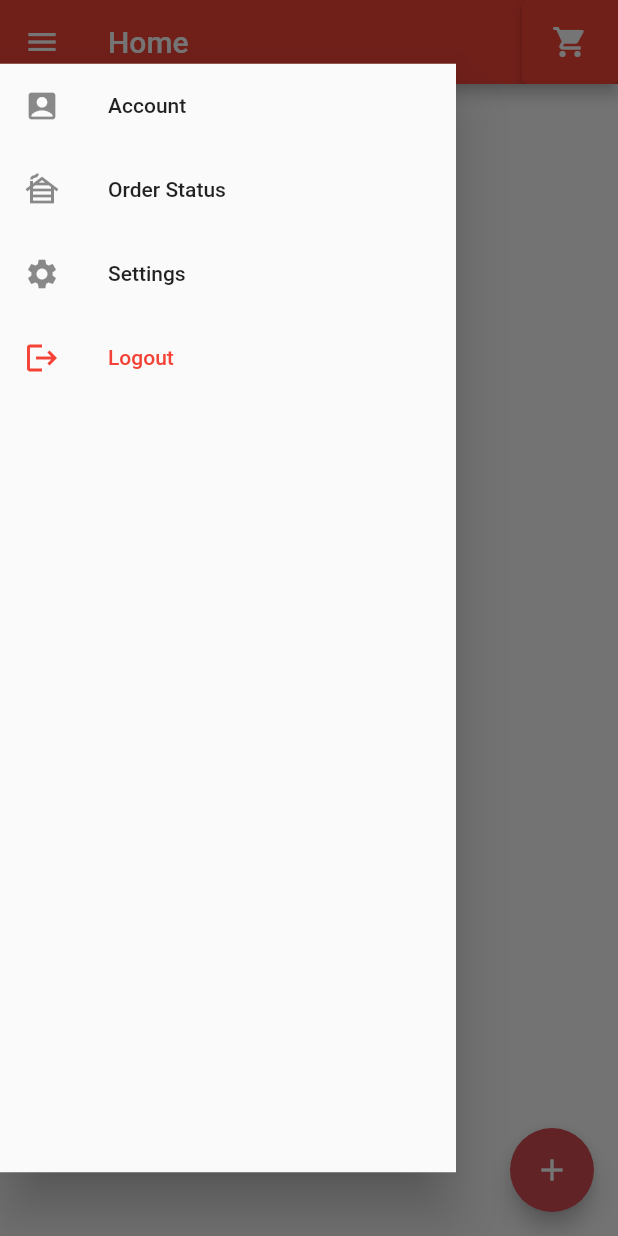
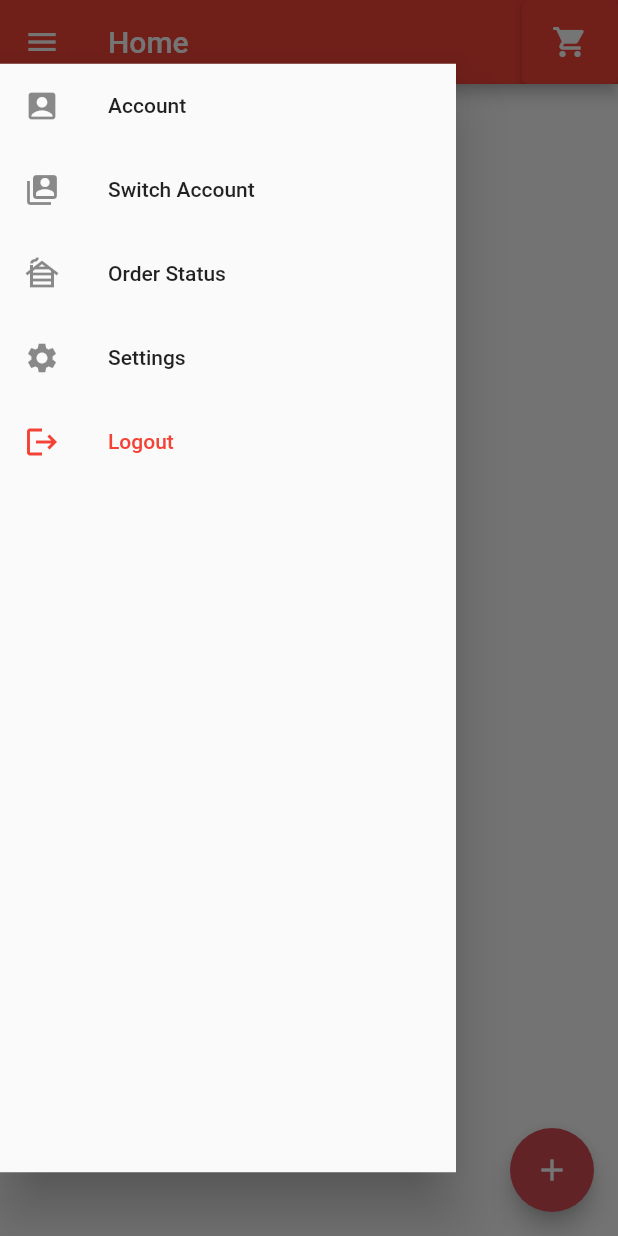
Before and after one commit to Asmit11/FoodKhana, a Flutter app: the ManagerDashboard screen opened by its route, with the side drawer open, on a phone screen of 412 x 824 dp. Run offline on Flutter 3.47's test engine with Material 2 defaults, Android fonts, the phone set to English and light mode, and no system bars; our stand-ins replace cloud_firestore, firebase_auth, firebase_core, firebase_storage, flutter_local_notifications; accounts and stored records are empty; network calls fail.

Commit message:
changes in product model and dashboard

```diff
--- a/lib/main.dart
+++ b/lib/main.dart
@@ -5,6 +5,7 @@ import 'package:foodkhana/screens/DashBoardScreen.dart';
 import 'package:foodkhana/screens/ForgetScreen.dart';
 import 'package:foodkhana/screens/LoginScreen.dart';
 import 'package:foodkhana/screens/ManagerDashboard.dart';
+import 'package:foodkhana/screens/ManagerLoginScreen.dart';
 import 'package:foodkhana/screens/OrderStatusPage.dart';
 import 'package:foodkhana/screens/SpecialRequest.dart';
 import 'package:foodkhana/services/local_notification_service.dart';
@@ -47,7 +48,7 @@ class MyApp extends StatelessWidget {
       theme: ThemeData(
         primarySwatch: Colors.red,
       ), //m
-      initialRoute: "/register",
+      initialRoute: "/managerlogin",
       routes: {
         "/login": (context) => LoginScreen(),
         "/register": (context) => RegisterScreen(),
@@ -58,6 +59,8 @@ class MyApp extends StatelessWidget {
         "/addtocart": (context) => AddToCart(),
         "/managerdashboard": (context) => ManagerDashboard(),
         "/specialrequest": (context) => SpecialRequest(),
+        "/managerlogin": (context) => ManagerLoginScreen(),
+
 
 
 
--- a/lib/models/ProductModel.dart
+++ b/lib/models/ProductModel.dart
@@ -1,6 +1,8 @@
 // To parse this JSON data, do
 //
 //     final productModel = productModelFromJson(jsonString);
+
+
 
 import 'dart:convert';
 
@@ -11,47 +13,31 @@ ProductModel productModelFromJson(String str) => ProductModel.fromJson(json.deco
 String productModelToJson(ProductModel data) => json.encode(data.toJson());
 
 class ProductModel {
-  final String? username;
-  final String? email;
-  final String? address;
-  final int? phone;
-  final String? gender;
-  final String? name;
-  final String? description;
+  String? name;
+  double? description;
+  String? id;
 
   ProductModel({
-    required this.username,
-    required this.email,
-    required this.address,
-    required this.phone,
-    required this.gender,
-    required this.name,
-    required this.description,
+    this.name,
+    this.id,
+    this.description,
   });
 
   factory ProductModel.fromJson(Map<String, dynamic> json) => ProductModel(
-      username: json["username"],
-      email: json["email"],
-      address: json["address"],
-      phone: json["phone"],
-      gender: json["gender"],
-      name: json["name"],
-      description: json["description"]
+    name: json["name"],
+    description: json["description"]?.toDouble(),
+    id: json["id"],
   );
 
   factory ProductModel.fromFirebaseSnapshot(DocumentSnapshot doc){
-    final data = doc.data() as Map<String, dynamic>;
-    data["id"]=doc.id;
+    final data = doc.data()! as Map<String, dynamic>;
+    data["id"] = doc.id;
     return ProductModel.fromJson(data);
   }
 
   Map<String, dynamic> toJson() => {
-    "username": username,
-    "email": email,
-    "address": address,
-    "phone": phone,
-    "gender": gender,
+    "id": id,
     "name": name,
-    "description": description
+    "description": description,
   };
 }
--- a/lib/screens/ManagerDashboard.dart
+++ b/lib/screens/ManagerDashboard.dart
@@ -14,53 +14,53 @@ class ManagerDashboard extends StatefulWidget {
 }
 
 class _ManagerDashboardState extends State<ManagerDashboard> {
-  final FirebaseAuth _auth = FirebaseAuth.instance;
-  final TextEditingController _nameController = TextEditingController();
-  final TextEditingController _descriptionController = TextEditingController();
+//   final FirebaseAuth _auth = FirebaseAuth.instance;
+//   final TextEditingController _nameController = TextEditingController();
+//   final TextEditingController _descriptionController = TextEditingController();
 
-  Future<void> fetchDataFromViewModel() async {
-    try {
-      final productViewModel =
-      Provider.of<ProductViewModel>(context, listen: false);
-      await productViewModel.fetchData();
-    } catch (e) {
-      ScaffoldMessenger.of(context)
-          .showSnackBar(SnackBar(content: Text(e.toString())));
-    }
-  }
+  // Future<void> fetchDataFromViewModel() async {
+  //   try {
+  //     final productViewModel =
+  //     Provider.of<ProductViewModel>(context, listen: false);
+  //     await productViewModel.fetchData();
+  //   } catch (e) {
+  //     ScaffoldMessenger.of(context)
+  //         .showSnackBar(SnackBar(content: Text(e.toString())));
+  //   }
+  // }
 
-  @override
-  void initState() {
-    super.initState();
-    WidgetsBinding.instance?.addPostFrameCallback((timeStamp) {
-      fetchDataFromViewModel();
-    });
-  }
-
-  Widget categoriesContainer({required String image, required String name}) {
-    return Column(
-      children: [
-        Container(
-          margin: EdgeInsets.only(left: 20),
-          height: 60,
-          width: 60,
-          decoration: BoxDecoration(
-            image: DecorationImage(image: NetworkImage(image)),
-            color: Colors.grey,
-            borderRadius: BorderRadius.circular(10),
-          ),
-        ),
-        SizedBox(height: 10),
-        Text(
-          name,
-          style: TextStyle(
-            fontSize: 18,
-            color: Colors.black,
-          ),
-        )
-      ],
-    );
-  }
+  // @override
+  // void initState() {
+  //   super.initState();
+  //   WidgetsBinding.instance?.addPostFrameCallback((timeStamp) {
+  //     fetchDataFromViewModel();
+  //   });
+  // }
+  //
+  // Widget categoriesContainer({required String image, required String name}) {
+  //   return Column(
+  //     children: [
+  //       Container(
+  //         margin: EdgeInsets.only(left: 20),
+  //         height: 60,
+  //         width: 60,
+  //         decoration: BoxDecoration(
+  //           image: DecorationImage(image: NetworkImage(image)),
+  //           color: Colors.grey,
+  //           borderRadius: BorderRadius.circular(10),
+  //         ),
+  //       ),
+  //       SizedBox(height: 10),
+  //       Text(
+  //         name,
+  //         style: TextStyle(
+  //           fontSize: 18,
+  //           color: Colors.black,
+  //         ),
+  //       )
+  //     ],
+  //   );
+  // }
   // void signOut() async {
   //   try {
   //     await _auth.signOut();
@@ -74,57 +74,57 @@ class _ManagerDashboardState extends State<ManagerDashboard> {
   //   }
   // }
 
-  Future<void> deleteProduct(String id) async {
-    try {
-      await ProductRepository().deleteProduct(id);
-      fetchDataFromViewModel();
-      ScaffoldMessenger.of(context)
-          .showSnackBar(SnackBar(content: Text("Deleted")));
-    } catch (e) {
-      ScaffoldMessenger.of(context)
-          .showSnackBar(SnackBar(content: Text(e.toString())));
-    }
-  }
-
-  void _showDialog(String id) {
-    showDialog(
-      context: context,
-      builder: (context) => AlertDialog(
-        title: Text("Are you sure you want to delete?"),
-        actions: [
-          ElevatedButton(
-            onPressed: () {
-              Navigator.of(context).pop();
-              deleteProduct(id);
-            },
-            child: Text("Delete"),
-          ),
-          ElevatedButton(
-            onPressed: () {
-              Navigator.of(context).pop();
-            },
-            child: Text("Cancel"),
-          ),
-        ],
-      ),
-    );
-  }
-
-  Future<void> addItem() async {
-    try {
-      final String name = _nameController.text.trim();
-      final String description = _descriptionController.text.trim();
-      await ProductRepository().addProduct(name, description);
-      fetchDataFromViewModel();
-      _nameController.clear();
-      _descriptionController.clear();
-      ScaffoldMessenger.of(context)
-          .showSnackBar(SnackBar(content: Text("Item added successfully")));
-    } catch (e) {
-      ScaffoldMessenger.of(context)
-          .showSnackBar(SnackBar(content: Text(e.toString())));
-    }
-  }
+  // Future<void> deleteProduct(String id) async {
+  //   try {
+  //     await ProductRepository().deleteProduct(id);
+  //     fetchDataFromViewModel();
+  //     ScaffoldMessenger.of(context)
+  //         .showSnackBar(SnackBar(content: Text("Deleted")));
+  //   } catch (e) {
+  //     ScaffoldMessenger.of(context)
+  //         .showSnackBar(SnackBar(content: Text(e.toString())));
+  //   }
+  // }
+  //
+  // void _showDialog(String id) {
+  //   showDialog(
+  //     context: context,
+  //     builder: (context) => AlertDialog(
+  //       title: Text("Are you sure you want to delete?"),
+  //       actions: [
+  //         ElevatedButton(
+  //           onPressed: () {
+  //             Navigator.of(context).pop();
+  //             deleteProduct(id);
+  //           },
+  //           child: Text("Delete"),
+  //         ),
+  //         ElevatedButton(
+  //           onPressed: () {
+  //             Navigator.of(context).pop();
+  //           },
+  //           child: Text("Cancel"),
+  //         ),
+  //       ],
+  //     ),
+  //   );
+  // }
+  //
+  // Future<void> addItem() async {
+  //   try {
+  //     final String name = _nameController.text.trim();
+  //     final String description = _descriptionController.text.trim();
+  //     await ProductRepository().addProduct(name, description);
+  //     fetchDataFromViewModel();
+  //     _nameController.clear();
+  //     _descriptionController.clear();
+  //     ScaffoldMessenger.of(context)
+  //         .showSnackBar(SnackBar(content: Text("Item added successfully")));
+  //   } catch (e) {
+  //     ScaffoldMessenger.of(context)
+  //         .showSnackBar(SnackBar(content: Text(e.toString())));
+  //   }
+  // }
 
   @override
   Widget build(BuildContext context) {
@@ -145,6 +145,14 @@ class _ManagerDashboardState extends State<ManagerDashboard> {
                           leading: Icon(Icons.account_box),
                           onTap:(){
                             Navigator.of(context).pushNamed("/viewprofile");
+                          } ,
+                        ),
+
+                        ListTile(
+                          title: Text('Switch Account'),
+                          leading: Icon(Icons.switch_account),
+                          onTap:(){
+                            Navigator.of(context).pushNamed("/dashboard");
                           } ,
                         ),
 
@@ -212,13 +220,13 @@ class _ManagerDashboardState extends State<ManagerDashboard> {
                           mainAxisSize: MainAxisSize.min,
                           children: [
                             TextField(
-                              controller: _nameController,
+                              // controller: _nameController,
                               decoration: InputDecoration(
                                 labelText: 'Name',
                               ),
                             ),
                             TextField(
-                              controller: _descriptionController,
+                              // controller: _descriptionController,
                               decoration: InputDecoration(
                                 labelText: 'Description',
                               ),
@@ -229,7 +237,7 @@ class _ManagerDashboardState extends State<ManagerDashboard> {
                           ElevatedButton(
                             onPressed: () {
                               Navigator.of(context).pop();
-                              addItem();
+                              // addItem();
                             },
                             child: Text('Add'),
                           ),
@@ -246,60 +254,60 @@ class _ManagerDashboardState extends State<ManagerDashboard> {
               child: Icon(Icons.add),
               backgroundColor: Color(0xffD64D55),
             ),
-            body: Stack(
-              children: [
-                SizedBox(height: 20),
-                SafeArea(
-                  child: SingleChildScrollView(
-                    child: Column(
-                      children: [
-                        ...productVM.productData.map(
-                              (e) =>
-                              Card(
-                                child: Column(
-                                  children: [
-                                    Container(
-                                      child: Column(
-                                        children: [
-                                          Text(e.data().name.toString()),
-                                          Text(e.data().description.toString()),
-                                          Row(
-                                              mainAxisAlignment: MainAxisAlignment.end,
-                                              children:[
-                                                IconButton(
-                                                  onPressed: (){},
-                                                  icon: Icon(Icons.shopping_cart),
-                                                  color: Colors.red,
-                                                ),
-                                                IconButton(
-                                                  onPressed: () {
-                                                    Navigator.of(context).pushNamed(
-                                                        "/update-screen", arguments: e.id);
-                                                  },
-                                                  icon: Icon(Icons.edit),
-                                                  color: Colors.black,
-                                                ),
-                                                IconButton(
-                                                  onPressed: () {
-                                                    _showDialog(e.id);
-                                                  },
-                                                  icon: Icon(Icons.delete),
-                                                  color: Colors.black,)
-                                              ]
-                                          ),
-                                        ],
-                                      ),
-                                    ),
-                                  ],
-                                ),
-                              ),
-                        ),
-                      ],
-                    ),
-                  ),
-                ),
-              ],
-            ),
+            // body: Stack(
+            //   children: [
+            //     SizedBox(height: 20),
+            //     SafeArea(
+            //       child: SingleChildScrollView(
+            //         child: Column(
+            //           children: [
+            //             ...productVM.productData.map(
+            //                   (e) =>
+            //                   Card(
+            //                     child: Column(
+            //                       children: [
+            //                         Container(
+            //                           child: Column(
+            //                             children: [
+            //                               Text(e.data().name.toString()),
+            //                               Text(e.data().description.toString()),
+            //                               Row(
+            //                                   mainAxisAlignment: MainAxisAlignment.end,
+            //                                   children:[
+            //                                     IconButton(
+            //                                       onPressed: (){},
+            //                                       icon: Icon(Icons.shopping_cart),
+            //                                       color: Colors.red,
+            //                                     ),
+            //                                     IconButton(
+            //                                       onPressed: () {
+            //                                         Navigator.of(context).pushNamed(
+            //                                             "/update-screen", arguments: e.id);
+            //                                       },
+            //                                       icon: Icon(Icons.edit),
+            //                                       color: Colors.black,
+            //                                     ),
+            //                                     IconButton(
+            //                                       onPressed: () {
+            //                                         // _showDialog(e.id);
+            //                                       },
+            //                                       icon: Icon(Icons.delete),
+            //                                       color: Colors.black,)
+            //                                   ]
+            //                               ),
+            //                             ],
+            //                           ),
+            //                         ),
+            //                       ],
+            //                     ),
+            //                   ),
+            //             ),
+            //           ],
+            //         ),
+            //       ),
+            //     ),
+            //   ],
+            // ),
           );
         }
     ); }
```
Also changed, not shown: lib/screens/DashBoardScreen.dart (+20 -1 lines).
